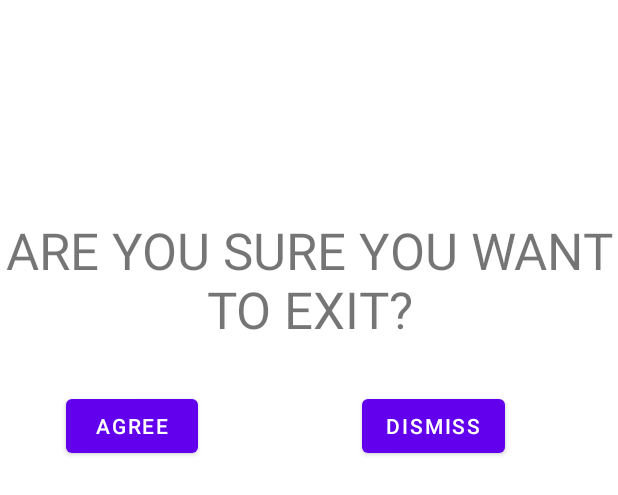
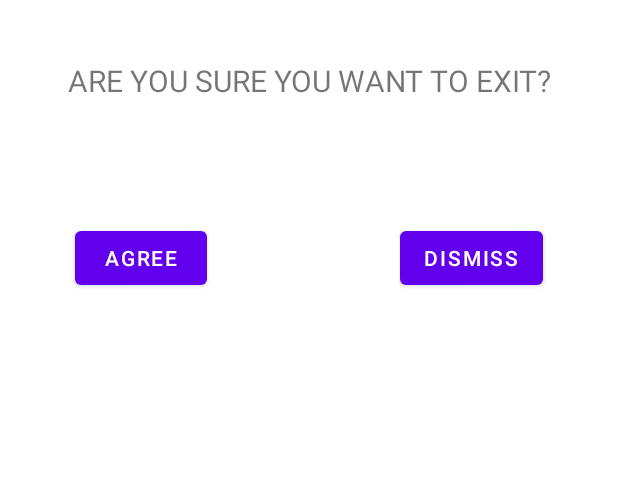
Before and after one commit to ZaitonZz/group14_decisionbasedgame, an Android app: the layout exit_confirmation.xml on its own in the app's theme, with its tools: preview values and no code run, on a phone screen of 412 x 824 dp. Shown: the top 495 px of the screen. Run offline under Robolectric (Android 15) with nearby library versions, the phone set to English and light mode, and no system bars.

Commit message:
Commit 1 21/02/22 Added TODO

```diff
--- a/app/src/main/AndroidManifest.xml
+++ b/app/src/main/AndroidManifest.xml
@@ -33,6 +33,7 @@
         <activity
             android:name=".view.exit_confirmation"
             android:exported="true" />
+
         <activity
             android:name=".view.settings_screen"
             android:exported="true" />
--- a/app/src/main/java/com/example/group14_decisionbasedgame/controller/getProgressBar.java
+++ b/app/src/main/java/com/example/group14_decisionbasedgame/controller/getProgressBar.java
@@ -6,6 +6,8 @@ import android.view.animation.Animation;
 import android.view.animation.Transformation;
 import android.widget.ProgressBar;
 import android.widget.TextView;
+
+//TODO: find better design for loading screen
 
 public class getProgressBar extends Animation {
     private Context context;
--- a/app/src/main/java/com/example/group14_decisionbasedgame/controller/splash_screen.java
+++ b/app/src/main/java/com/example/group14_decisionbasedgame/controller/splash_screen.java
@@ -15,6 +15,7 @@ import androidx.appcompat.app.AppCompatActivity;
 
 import com.example.group14_decisionbasedgame.R;
 import com.example.group14_decisionbasedgame.view.main_menu;
+//TODO: Fix the design
 
 
 public class splash_screen extends AppCompatActivity {
--- a/app/src/main/java/com/example/group14_decisionbasedgame/view/Intro_Screen.java
+++ b/app/src/main/java/com/example/group14_decisionbasedgame/view/Intro_Screen.java
@@ -20,7 +20,6 @@ public class Intro_Screen extends AppCompatActivity {
     //TODO: Change to activity to splash screen
     android.widget.ProgressBar progressBar;
     TextView textView;
-
 
     @Override
     protected void onCreate(Bundle savedInstanceState) {
--- a/app/src/main/java/com/example/group14_decisionbasedgame/view/pause_screen.java
+++ b/app/src/main/java/com/example/group14_decisionbasedgame/view/pause_screen.java
@@ -7,6 +7,10 @@ import android.os.Bundle;
 import com.example.group14_decisionbasedgame.R;
 
 public class pause_screen extends AppCompatActivity {
+    //TODO: Ui for the pause screen such as Exit game/Settings/Resume and functions
+    //TODO: make the pause screen transparent/translucent
+
+
 
     @Override
     protected void onCreate(Bundle savedInstanceState) {
--- a/app/src/main/java/com/example/group14_decisionbasedgame/view/start_game.java
+++ b/app/src/main/java/com/example/group14_decisionbasedgame/view/start_game.java
@@ -10,6 +10,8 @@ import androidx.appcompat.app.AppCompatActivity;
 import com.example.group14_decisionbasedgame.R;
 
 public class start_game extends AppCompatActivity {
+//TODO: UI + clock
+
 
     private Button btnBack;
     private Boolean allowedback = false;
--- a/app/src/main/res/layout/exit_confirmation.xml
+++ b/app/src/main/res/layout/exit_confirmation.xml
@@ -6,11 +6,24 @@
     android:layout_height="match_parent">
 
 
+    <TextView
+        android:id="@+id/txtConfirmation"
+        android:layout_width="wrap_content"
+        android:layout_height="wrap_content"
+        android:layout_marginTop="40dp"
+        android:gravity="center"
+        android:text="Are you sure you want to exit?"
+        android:textAllCaps="true"
+        android:textSize="20sp"
+        app:layout_constraintEnd_toEndOf="parent"
+        app:layout_constraintStart_toStartOf="parent"
+        app:layout_constraintTop_toTopOf="parent" />
+
     <Button
         android:id="@+id/btn_Dismiss"
         android:layout_width="wrap_content"
         android:layout_height="wrap_content"
-        android:layout_marginEnd="75dp"
+        android:layout_marginEnd="50dp"
         android:text="Dismiss"
         app:layout_constraintEnd_toEndOf="parent"
         app:layout_constraintHorizontal_bias="1.0"
@@ -18,25 +31,12 @@
         app:layout_constraintTop_toTopOf="@+id/btn_Agree"
         tools:ignore="MissingConstraints" />
 
-    <TextView
-        android:id="@+id/txtConfirmation"
-        android:layout_width="wrap_content"
-        android:layout_height="wrap_content"
-        android:layout_marginTop="144dp"
-        android:gravity="center"
-        android:text="Are you sure you want to exit?"
-        android:textAllCaps="true"
-        android:textSize="34sp"
-        app:layout_constraintEnd_toEndOf="parent"
-        app:layout_constraintStart_toStartOf="parent"
-        app:layout_constraintTop_toTopOf="parent" />
-
     <Button
         android:id="@+id/btn_Agree"
         android:layout_width="wrap_content"
         android:layout_height="wrap_content"
-        android:layout_marginStart="44dp"
-        android:layout_marginTop="260dp"
+        android:layout_marginStart="50dp"
+        android:layout_marginTop="148dp"
         android:text="Agree"
         app:layout_constraintStart_toStartOf="parent"
         app:layout_constraintTop_toTopOf="parent"
--- a/app/src/main/res/values/colors.xml
+++ b/app/src/main/res/values/colors.xml
@@ -7,4 +7,5 @@
     <color name="teal_700">#FF018786</color>
     <color name="black">#FF000000</color>
     <color name="white">#FFFFFFFF</color>
+
 </resources>
--- a/app/src/main/res/values/themes.xml
+++ b/app/src/main/res/values/themes.xml
@@ -12,5 +12,7 @@
         <!-- Status bar color. -->
         <item name="android:statusBarColor" tools:targetApi="l">?attr/colorPrimaryVariant</item>
         <!-- Customize your theme here. -->
+        <item name="android:windowIsTranslucent">true</item>
     </style>
+
 </resources>
```
Also changed, not shown: app/src/main/java/com/example/group14_decisionbasedgame/view/exit_confirmation.java (+23 -5 lines), app/src/main/java/com/example/group14_decisionbasedgame/view/main_menu.java (+11 -2 lines), app/src/main/java/com/example/group14_decisionbasedgame/view/settings_screen.java (+8 -14 lines).
